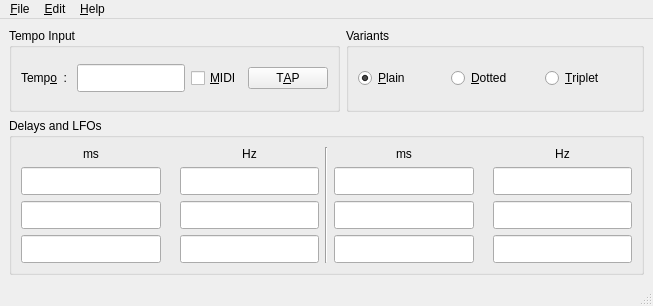
Qt form src/gui/forms/qrestmainwindow.ui (deufrai/Qrest) before a commit.
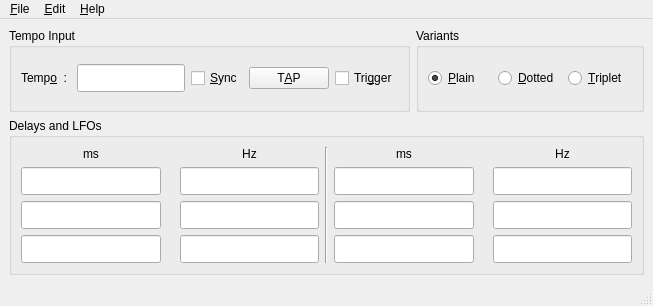
The same form after that commit. Icons and pictures are not drawn.

Commit message:
[QREST-26]:Roughly implemented trigger Mode.
- We will dump Control Changes event as a possible trigger
- Extra care must be taken regarding MidiController state transitions, now

IN PROGRESS-TAP button click triggered by MIDI events
http://requests.wardsback.org/browse/QREST-26

```diff
--- a/src/gui/forms/qrestmainwindow.ui
+++ b/src/gui/forms/qrestmainwindow.ui
@@ -79,7 +79,7 @@
            <item>
             <widget class="QCheckBox" name="midiSlaveCheckBox">
              <property name="text">
-              <string>&amp;MIDI</string>
+              <string>&amp;Sync</string>
              </property>
             </widget>
            </item>
@@ -93,6 +93,13 @@
              </property>
             </widget>
            </item>
+           <item>
+            <widget class="QCheckBox" name="triggerCheckBox">
+             <property name="text">
+              <string>Tri&amp;gger</string>
+             </property>
+            </widget>
+           </item>
           </layout>
          </item>
         </layout>
```
The commit also changes 10 other files.
